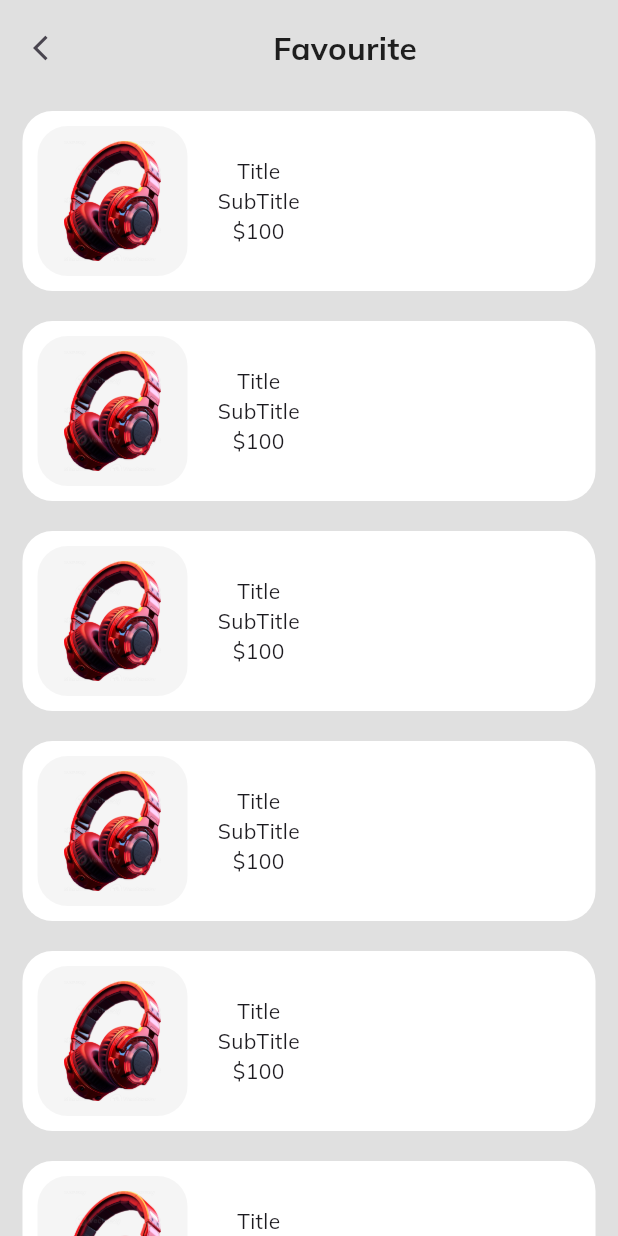
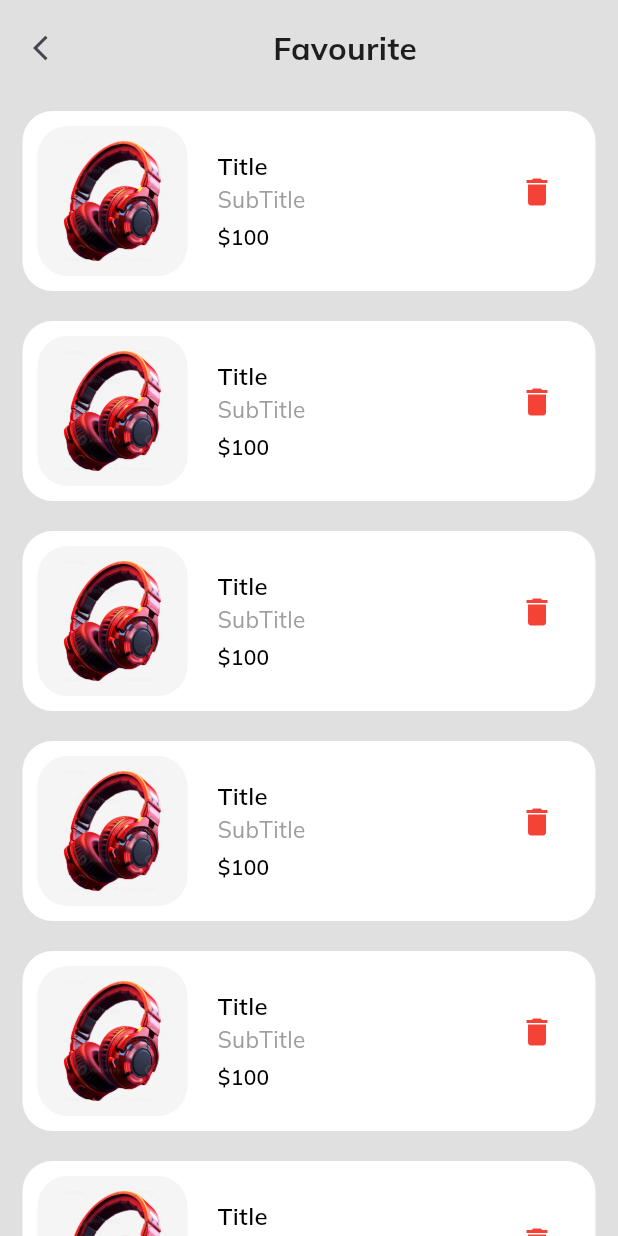
Before and after one commit to mahesh-pela/Trendify-Ecommerce-App, a Flutter app: the FavouriteScreen screen opened directly, on a phone screen of 412 x 824 dp. Run offline on Flutter 3.47's test engine with Material 3 defaults, Android fonts, the phone set to English and light mode, and no system bars; our stand-ins replace google_fonts, iconsax.

Commit message:
ui  completed

```diff
--- a/lib/Screens/Favourite/favouriteScreen.dart
+++ b/lib/Screens/Favourite/favouriteScreen.dart
@@ -31,21 +31,22 @@ class _FavouriteScreenState extends State<FavouriteScreen> {
             Expanded(
               child: ListView.builder(
                   itemCount: 10,
-                  itemBuilder: (context, index){
+                  itemBuilder: (context, index) {
                     return Stack(
                       children: [
                         Padding(
-                          padding: const EdgeInsets.only(left: 15, right: 15, top: 10, bottom: 10),
+                          padding: const EdgeInsets.only(
+                              left: 15, right: 15, top: 10, bottom: 10),
 
                           ///------------------Outer Container-----------------
                           child: Container(
                             width: double.infinity,
                             decoration: BoxDecoration(
-                              color: CupertinoColors.white,
-                              borderRadius: BorderRadius.circular(20)
-                            ),
+                                color: CupertinoColors.white,
+                                borderRadius: BorderRadius.circular(20)),
 
-                            padding: EdgeInsets.all(10),
+                            padding: const EdgeInsets.all(10),
+
                             ///---------Items inside the Container---------------
                             child: Row(
                               children: [
@@ -53,33 +54,52 @@ class _FavouriteScreenState extends State<FavouriteScreen> {
                                   width: 100,
                                   height: 100,
                                   decoration: BoxDecoration(
-                                    borderRadius: BorderRadius.circular(20),
-                                    color: kcontentColor
-                                  ),
-                                  padding: EdgeInsets.all(10),
-                                  child: Image.asset('assets/images/products/wireless headphone.png'),
+                                      borderRadius: BorderRadius.circular(20),
+                                      color: kcontentColor),
+                                  padding: const EdgeInsets.all(10),
+                                  child: Image.asset(
+                                      'assets/images/products/wireless headphone.png'),
                                 ),
-                                SizedBox(width: 20,),
+                                const SizedBox(
+                                  width: 20,
+                                ),
 
                                 ///-------------Title,category and price--------
                                 Column(
+                                  crossAxisAlignment: CrossAxisAlignment.start,
                                   children: [
-                                    Text('Title'),
-                                    Text('SubTitle'),
-                                    Text('\$100')
+                                    Text('Title', style: textStyle16()),
+                                    Text(
+                                      'SubTitle',
+                                      style: grey_textStyle(),
+                                    ),
+                                    SizedBox(
+                                      height: 5,
+                                    ),
+                                    Text(
+                                      '\$100',
+                                      style: textStyle2(),
+                                    )
                                   ],
-                                )
-
-
+                                ),
                               ],
                             ),
-                            // height: ,
                           ),
+                        ),
+
+                        Positioned(
+                            top: 40,
+                            right: 30,
+                            child: IconButton(
+                              onPressed: (){},
+                              icon: Icon(Icons.delete,
+                                color: Colors.red,),
+                            )
                         )
+
                       ],
                     );
-                  }
-              ),
+                  }),
             ),
           ],
         ),
```
